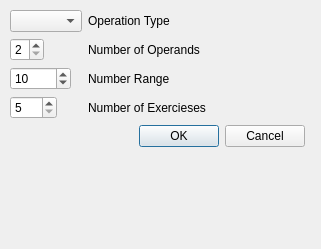
First picture: the form in app/gui/gameparam.ui, repository eidelen/kidscalc, before the edit.
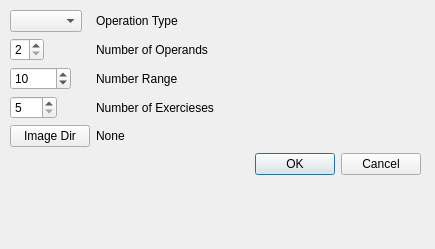
Second picture: the form after the edit.

Commit message: Get image folder in params

```diff
--- a/app/gui/gameparam.ui
+++ b/app/gui/gameparam.ui
@@ -6,7 +6,7 @@
    <rect>
     <x>0</x>
     <y>0</y>
-    <width>321</width>
+    <width>435</width>
     <height>249</height>
    </rect>
   </property>
@@ -18,7 +18,7 @@
     <rect>
      <x>10</x>
      <y>10</y>
-     <width>295</width>
+     <width>411</width>
      <height>221</height>
     </rect>
    </property>
@@ -95,7 +95,7 @@
         </property>
        </widget>
       </item>
-      <item row="4" column="1">
+      <item row="5" column="1">
        <widget class="QDialogButtonBox" name="buttonBox">
         <property name="orientation">
          <enum>Qt::Horizontal</enum>
@@ -105,6 +105,20 @@
         </property>
        </widget>
       </item>
+      <item row="4" column="1">
+       <widget class="QLabel" name="imgPath">
+        <property name="text">
+         <string>None</string>
+        </property>
+       </widget>
+      </item>
+      <item row="4" column="0">
+       <widget class="QPushButton" name="btnImgPath">
+        <property name="text">
+         <string>Image Dir</string>
+        </property>
+       </widget>
+      </item>
      </layout>
     </item>
    </layout>
```
The commit also changes 2 other files.
